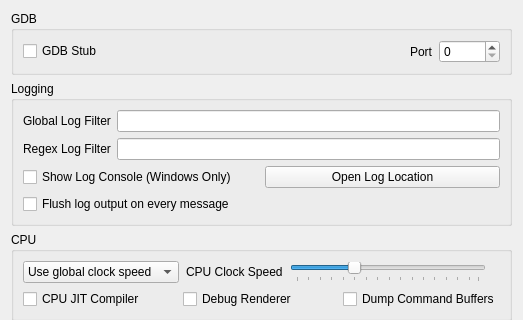
First picture: the form in src/citra_qt/configuration/configure_debug.ui, repository yeager/Borked3DS, before the edit; both pictures show x 0 to 523 and y 0 to 320 of the 523 by 555 pixel window.
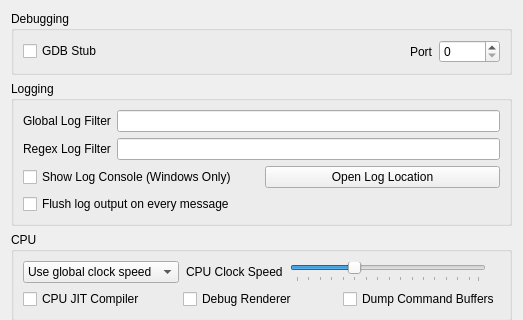
Second picture: the form after the edit.

Commit message: Android: Implement GDB settings UI option

```diff
--- a/src/citra_qt/configuration/configure_debug.ui
+++ b/src/citra_qt/configuration/configure_debug.ui
@@ -19,7 +19,7 @@
      <item>
       <widget class="QGroupBox" name="groupBox">
        <property name="title">
-        <string>GDB</string>
+        <string>Debugging</string>
        </property>
        <layout class="QVBoxLayout" name="verticalLayout_3">
         <item>
```
Left out of the diff: 3 changed lines with no effect on the pictures. The commit also changes 4 other files.
